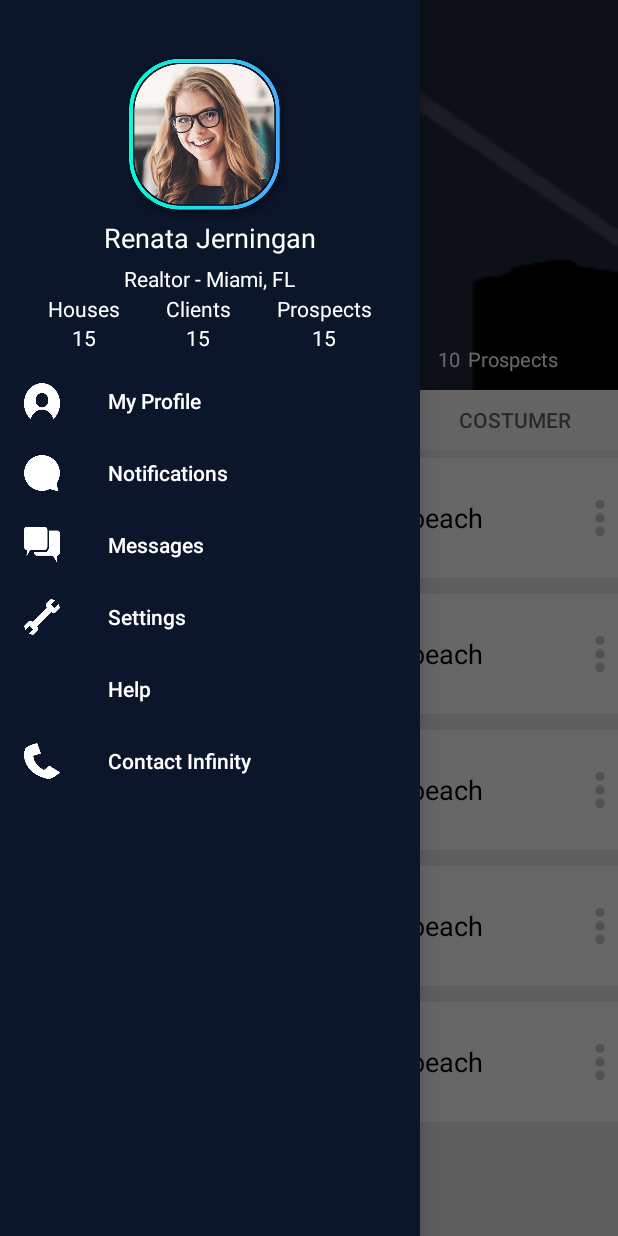
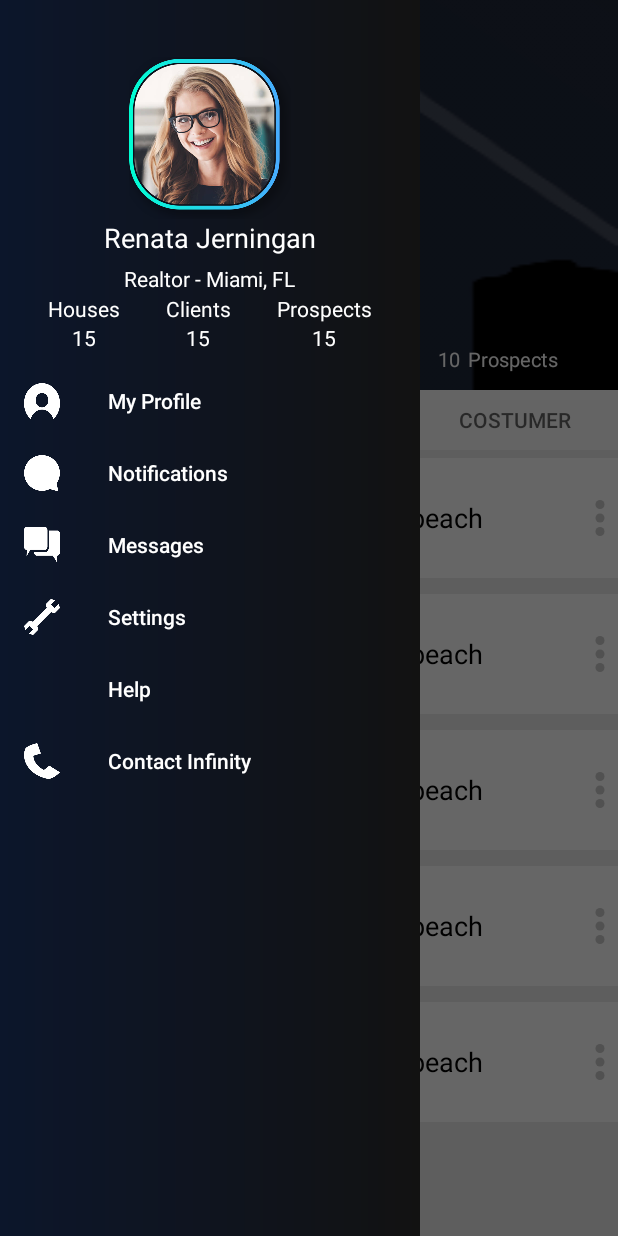
Before and after one commit to Tarf1233/MyApplication, an Android app: the MainActivity screen opened directly, with no data from a screen before it, with the side drawer open, on a phone screen of 412 x 824 dp. Run offline under Robolectric (Android 15) with nearby library versions, the phone set to English and light mode, and no system bars.

Commit message:
change in navigation style(2)

```diff
--- /dev/null
+++ b/app/src/main/res/drawable/bg_drawer.xml
@@ -0,0 +1,8 @@
+<shape xmlns:android="http://schemas.android.com/apk/res/android"
+    android:shape="rectangle">
+    <gradient
+        android:angle="180"
+        android:endColor="#0C162B"
+        android:startColor="#121212"
+        android:type="linear" />
+</shape>
--- a/app/src/main/res/layout/activity_main.xml
+++ b/app/src/main/res/layout/activity_main.xml
@@ -19,7 +19,7 @@
         android:layout_height="match_parent"
         android:layout_gravity="start"
         android:fitsSystemWindows="true"
-        android:background="#0C162B"
+        android:background="@drawable/bg_drawer"
         app:headerLayout="@layout/nav_header_main"
         app:menu="@menu/activity_main_drawer"
         app:itemTextColor="@color/colorText"
--- a/app/src/main/res/layout/nav_header_main.xml
+++ b/app/src/main/res/layout/nav_header_main.xml
@@ -3,7 +3,7 @@
     xmlns:app="http://schemas.android.com/apk/res-auto"
     android:layout_width="match_parent"
     android:layout_height="235dp"
-    android:background="#0C162B"
+    android:background="@drawable/bg_drawer"
     android:gravity="center_horizontal"
     android:orientation="vertical"
     android:paddingBottom="0dp"
```
